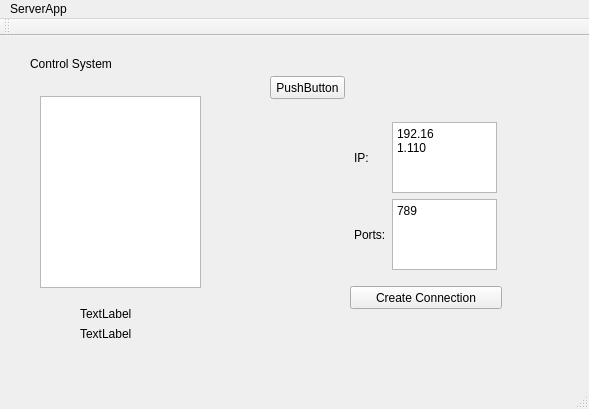
First picture: the form in mainwindowserver.ui, repository qtdwzAdam/serverJob, before the edit.
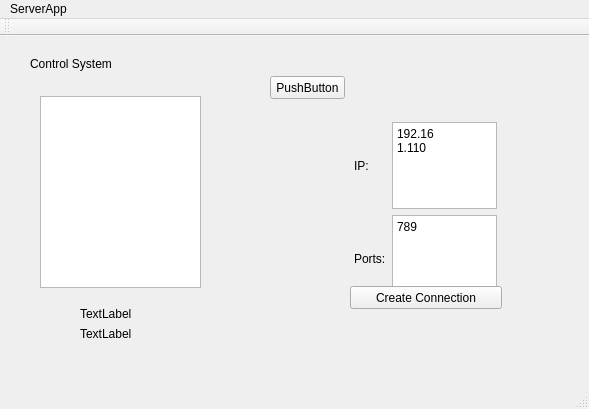
Second picture: the form after the edit.

Patch:
```diff
--- a/mainwindowserver.ui
+++ b/mainwindowserver.ui
@@ -20,7 +20,7 @@
       <x>350</x>
       <y>80</y>
       <width>151</width>
-      <height>160</height>
+      <height>193</height>
      </rect>
     </property>
     <layout class="QGridLayout" name="gridLayout">
```
Left out of the diff: 2 changed lines with no effect on the pictures.
